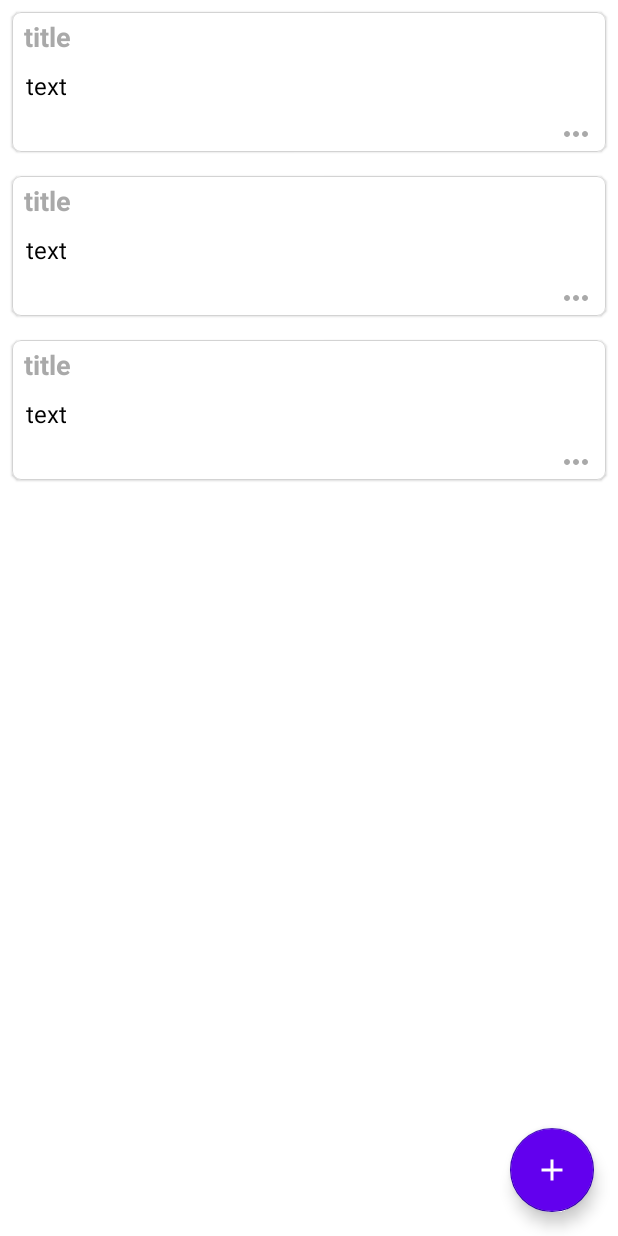
After one commit to Anshul1507/Internshala_task, an Android app: the layout fragment_home.xml on its own in the app's theme, with its tools: preview values and no code run, on a phone screen of 412 x 824 dp. The commit adds this screen. Run offline under Robolectric (Android 15) with nearby library versions, the phone set to English and light mode, and no system bars.

Commit message:
Added: Home screen UI

```diff
--- a/app/src/main/java/tech/anshul1507/internshala_task/MainActivity.kt
+++ b/app/src/main/java/tech/anshul1507/internshala_task/MainActivity.kt
@@ -6,6 +6,7 @@ import com.google.android.gms.auth.api.signin.GoogleSignIn
 import com.google.android.gms.auth.api.signin.GoogleSignInClient
 import com.google.android.gms.auth.api.signin.GoogleSignInOptions
 import tech.anshul1507.internshala_task.databinding.ActivityMainBinding
+import tech.anshul1507.internshala_task.home.HomeFragment
 import tech.anshul1507.internshala_task.login.LoginFragment
 
 
@@ -30,7 +31,7 @@ open class MainActivity : AppCompatActivity() {
         mGoogleSignInClient = GoogleSignIn.getClient(this, gso)
 
         //login fragment launch
-        val fragLogin = LoginFragment()
+        val fragLogin = HomeFragment()
         this.supportFragmentManager.beginTransaction()
             .replace(R.id.fragment_container, fragLogin, "LoginFragment").commit()
 
--- /dev/null
+++ b/app/src/main/java/tech/anshul1507/internshala_task/home/HomeFragment.kt
@@ -0,0 +1,28 @@
+package tech.anshul1507.internshala_task.home
+
+import android.os.Bundle
+import androidx.fragment.app.Fragment
+import android.view.LayoutInflater
+import android.view.View
+import android.view.ViewGroup
+import tech.anshul1507.internshala_task.databinding.FragmentHomeBinding
+
+class HomeFragment : Fragment() {
+
+    private lateinit var binding: FragmentHomeBinding
+
+    override fun onCreateView(
+        inflater: LayoutInflater, container: ViewGroup?,
+        savedInstanceState: Bundle?
+    ): View {
+        // Inflate the layout for this fragment
+        binding = FragmentHomeBinding.inflate(inflater, container, false)
+        return binding.root
+    }
+
+    override fun onViewCreated(view: View, savedInstanceState: Bundle?) {
+        super.onViewCreated(view, savedInstanceState)
+
+    }
+
+}
--- /dev/null
+++ b/app/src/main/res/drawable/ic_add_task_white.xml
@@ -0,0 +1,5 @@
+<vector android:height="24dp" android:tint="#FFFFFF"
+    android:viewportHeight="24" android:viewportWidth="24"
+    android:width="24dp" xmlns:android="http://schemas.android.com/apk/res/android">
+    <path android:fillColor="@android:color/white" android:pathData="M19,13h-6v6h-2v-6H5v-2h6V5h2v6h6v2z"/>
+</vector>
--- /dev/null
+++ b/app/src/main/res/drawable/ic_delete_task_grey.xml
@@ -0,0 +1,5 @@
+<vector android:height="24dp" android:tint="#A9A9A9"
+    android:viewportHeight="24" android:viewportWidth="24"
+    android:width="24dp" xmlns:android="http://schemas.android.com/apk/res/android">
+    <path android:fillColor="@android:color/white" android:pathData="M6,19c0,1.1 0.9,2 2,2h8c1.1,0 2,-0.9 2,-2L18,9c0,-1.1 -0.9,-2 -2,-2L8,7c-1.1,0 -2,0.9 -2,2v10zM9.17,11.17c0.39,-0.39 1.02,-0.39 1.41,0L12,12.59l1.42,-1.42c0.39,-0.39 1.02,-0.39 1.41,0 0.39,0.39 0.39,1.02 0,1.41L13.41,14l1.42,1.42c0.39,0.39 0.39,1.02 0,1.41 -0.39,0.39 -1.02,0.39 -1.41,0L12,15.41l-1.42,1.42c-0.39,0.39 -1.02,0.39 -1.41,0 -0.39,-0.39 -0.39,-1.02 0,-1.41L10.59,14l-1.42,-1.42c-0.39,-0.38 -0.39,-1.02 0,-1.41zM15.5,4l-0.71,-0.71c-0.18,-0.18 -0.44,-0.29 -0.7,-0.29L9.91,3c-0.26,0 -0.52,0.11 -0.7,0.29L8.5,4L6,4c-0.55,0 -1,0.45 -1,1s0.45,1 1,1h12c0.55,0 1,-0.45 1,-1s-0.45,-1 -1,-1h-2.5z"/>
+</vector>
--- /dev/null
+++ b/app/src/main/res/drawable/ic_edit_task_grey.xml
@@ -0,0 +1,5 @@
+<vector android:height="24dp" android:tint="#A9A9A9"
+    android:viewportHeight="24" android:viewportWidth="24"
+    android:width="24dp" xmlns:android="http://schemas.android.com/apk/res/android">
+    <path android:fillColor="@android:color/white" android:pathData="M3,17.46v3.04c0,0.28 0.22,0.5 0.5,0.5h3.04c0.13,0 0.26,-0.05 0.35,-0.15L17.81,9.94l-3.75,-3.75L3.15,17.1c-0.1,0.1 -0.15,0.22 -0.15,0.36zM20.71,7.04c0.39,-0.39 0.39,-1.02 0,-1.41l-2.34,-2.34c-0.39,-0.39 -1.02,-0.39 -1.41,0l-1.83,1.83 3.75,3.75 1.83,-1.83z"/>
+</vector>
--- /dev/null
+++ b/app/src/main/res/drawable/ic_option_task_grey.xml
@@ -0,0 +1,5 @@
+<vector android:height="24dp" android:tint="#A9A9A9"
+    android:viewportHeight="24" android:viewportWidth="24"
+    android:width="24dp" xmlns:android="http://schemas.android.com/apk/res/android">
+    <path android:fillColor="@android:color/white" android:pathData="M6,10c-1.1,0 -2,0.9 -2,2s0.9,2 2,2 2,-0.9 2,-2 -0.9,-2 -2,-2zM18,10c-1.1,0 -2,0.9 -2,2s0.9,2 2,2 2,-0.9 2,-2 -0.9,-2 -2,-2zM12,10c-1.1,0 -2,0.9 -2,2s0.9,2 2,2 2,-0.9 2,-2 -0.9,-2 -2,-2z"/>
+</vector>
--- /dev/null
+++ b/app/src/main/res/drawable/ic_save_task_white.xml
@@ -0,0 +1,5 @@
+<vector android:height="24dp" android:tint="#FFFFFF"
+    android:viewportHeight="24" android:viewportWidth="24"
+    android:width="24dp" xmlns:android="http://schemas.android.com/apk/res/android">
+    <path android:fillColor="@android:color/white" android:pathData="M22,5.18L10.59,16.6l-4.24,-4.24l1.41,-1.41l2.83,2.83l10,-10L22,5.18zM12,20c-4.41,0 -8,-3.59 -8,-8s3.59,-8 8,-8c1.57,0 3.04,0.46 4.28,1.25l1.45,-1.45C16.1,2.67 14.13,2 12,2C6.48,2 2,6.48 2,12s4.48,10 10,10c1.73,0 3.36,-0.44 4.78,-1.22l-1.5,-1.5C14.28,19.74 13.17,20 12,20zM19,15h-3v2h3v3h2v-3h3v-2h-3v-3h-2V15z"/>
+</vector>
--- /dev/null
+++ b/app/src/main/res/drawable/ic_share_task_grey.xml
@@ -0,0 +1,5 @@
+<vector android:height="24dp" android:tint="#A9A9A9"
+    android:viewportHeight="24" android:viewportWidth="24"
+    android:width="24dp" xmlns:android="http://schemas.android.com/apk/res/android">
+    <path android:fillColor="@android:color/white" android:pathData="M18,16.08c-0.76,0 -1.44,0.3 -1.96,0.77L8.91,12.7c0.05,-0.23 0.09,-0.46 0.09,-0.7s-0.04,-0.47 -0.09,-0.7l7.05,-4.11c0.54,0.5 1.25,0.81 2.04,0.81 1.66,0 3,-1.34 3,-3s-1.34,-3 -3,-3 -3,1.34 -3,3c0,0.24 0.04,0.47 0.09,0.7L8.04,9.81C7.5,9.31 6.79,9 6,9c-1.66,0 -3,1.34 -3,3s1.34,3 3,3c0.79,0 1.5,-0.31 2.04,-0.81l7.12,4.16c-0.05,0.21 -0.08,0.43 -0.08,0.65 0,1.61 1.31,2.92 2.92,2.92s2.92,-1.31 2.92,-2.92 -1.31,-2.92 -2.92,-2.92z"/>
+</vector>
--- /dev/null
+++ b/app/src/main/res/layout/fragment_home.xml
@@ -0,0 +1,29 @@
+<?xml version="1.0" encoding="utf-8"?>
+<androidx.coordinatorlayout.widget.CoordinatorLayout xmlns:android="http://schemas.android.com/apk/res/android"
+    xmlns:app="http://schemas.android.com/apk/res-auto"
+    xmlns:tools="http://schemas.android.com/tools"
+    android:layout_width="match_parent"
+    android:layout_height="match_parent"
+    tools:context=".home.HomeFragment">
+
+    <androidx.recyclerview.widget.RecyclerView
+        android:id="@+id/rv"
+        android:layout_width="match_parent"
+        android:layout_height="match_parent"
+        tools:listitem="@layout/item_notes" />
+
+    <com.google.android.material.floatingactionbutton.FloatingActionButton
+        android:id="@+id/fabAddNote"
+        android:layout_width="wrap_content"
+        android:layout_height="wrap_content"
+        android:layout_gravity="bottom|end"
+        android:layout_margin="16dp"
+        android:backgroundTint="@color/purple_500"
+        android:elevation="8dp"
+        android:foregroundTint="#fff"
+        android:src="@drawable/ic_add_task_white"
+        android:tint="@color/purple_700"
+        app:backgroundTint="@color/purple_700"
+        app:tint="@color/white" />
+
+</androidx.coordinatorlayout.widget.CoordinatorLayout>
--- /dev/null
+++ b/app/src/main/res/layout/item_notes.xml
@@ -0,0 +1,53 @@
+<?xml version="1.0" encoding="utf-8"?>
+<LinearLayout xmlns:android="http://schemas.android.com/apk/res/android"
+    xmlns:app="http://schemas.android.com/apk/res-auto"
+    android:layout_width="match_parent"
+    android:layout_height="wrap_content">
+
+    <com.google.android.material.card.MaterialCardView
+        android:id="@+id/item_layout"
+        android:layout_width="match_parent"
+        android:layout_height="wrap_content"
+        android:layout_margin="8dp"
+        app:cardCornerRadius="6dp"
+        app:strokeColor="@color/light_grey"
+        app:strokeWidth="0.5dp">
+
+        <RelativeLayout
+            android:layout_width="match_parent"
+            android:layout_height="match_parent">
+
+            <TextView
+                android:id="@+id/title"
+                android:layout_width="match_parent"
+                android:layout_height="wrap_content"
+                android:layout_marginLeft="8dp"
+                android:layout_marginTop="4dp"
+                android:layout_marginRight="8dp"
+                android:text="title"
+                android:textColor="@color/dark_grey"
+                android:textSize="18sp"
+                android:textStyle="bold" />
+
+            <TextView
+                android:id="@+id/text"
+                android:layout_width="match_parent"
+                android:layout_height="wrap_content"
+                android:layout_below="@id/title"
+                android:padding="9dp"
+                android:text="text"
+                android:textColor="@color/black"
+                android:textSize="16sp" />
+
+            <ImageView
+                android:id="@+id/item_option"
+                android:layout_width="wrap_content"
+                android:layout_height="wrap_content"
+                android:layout_below="@id/text"
+                android:layout_alignParentRight="true"
+                android:layout_marginRight="8dp"
+                android:src="@drawable/ic_option_task_grey" />
+
+        </RelativeLayout>
+    </com.google.android.material.card.MaterialCardView>
+</LinearLayout>
--- a/app/src/main/res/values/colors.xml
+++ b/app/src/main/res/values/colors.xml
@@ -7,4 +7,6 @@
     <color name="teal_700">#FF018786</color>
     <color name="black">#FF000000</color>
     <color name="white">#FFFFFFFF</color>
+    <color name="dark_grey">#A9A9A9</color>
+    <color name="light_grey">#D3D3D3</color>
 </resources>
```
